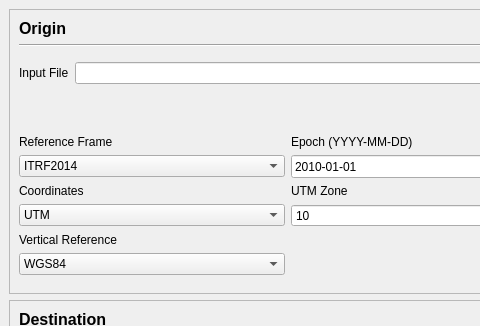
First picture: the form in las_trx/resources/mainwindow.ui, repository HakaiInstitute/LAS-TRX, before the edit; both pictures show x 0 to 480 and y 0 to 326 of the 576 by 789 pixel window.
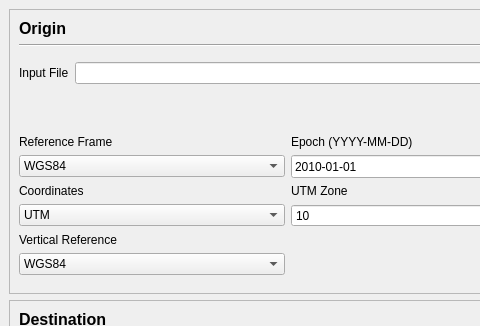
Second picture: the form after the edit.

The edit to the form file:
```diff
--- a/las_trx/resources/mainwindow.ui
+++ b/las_trx/resources/mainwindow.ui
@@ -182,6 +182,9 @@
           </item>
           <item row="1" column="0">
            <widget class="QComboBox" name="comboBox_input_reference">
+            <property name="currentText">
+             <string>WGS84</string>
+            </property>
             <property name="currentIndex">
              <number>1</number>
             </property>
@@ -190,6 +193,11 @@
               <string>NAD83(CSRS)</string>
              </property>
             </item>
+            <item>
+             <property name="text">
+              <string>WGS84</string>
+             </property>
+            </item>
             <item>
              <property name="text">
               <string>ITRF2014</string>
```
Left out of the diff: 5 changed lines with no effect on the pictures.
